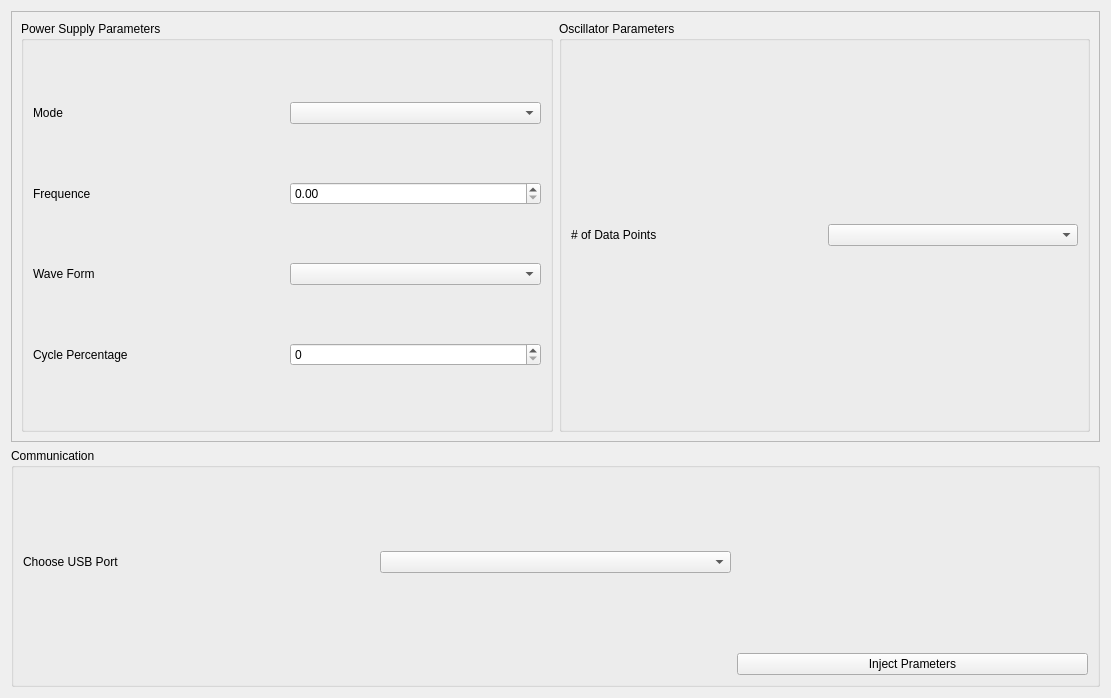
First picture: the form in gui/views/optionsViewUI.ui, repository AceEagle/ElectricViewCHU, before the edit.
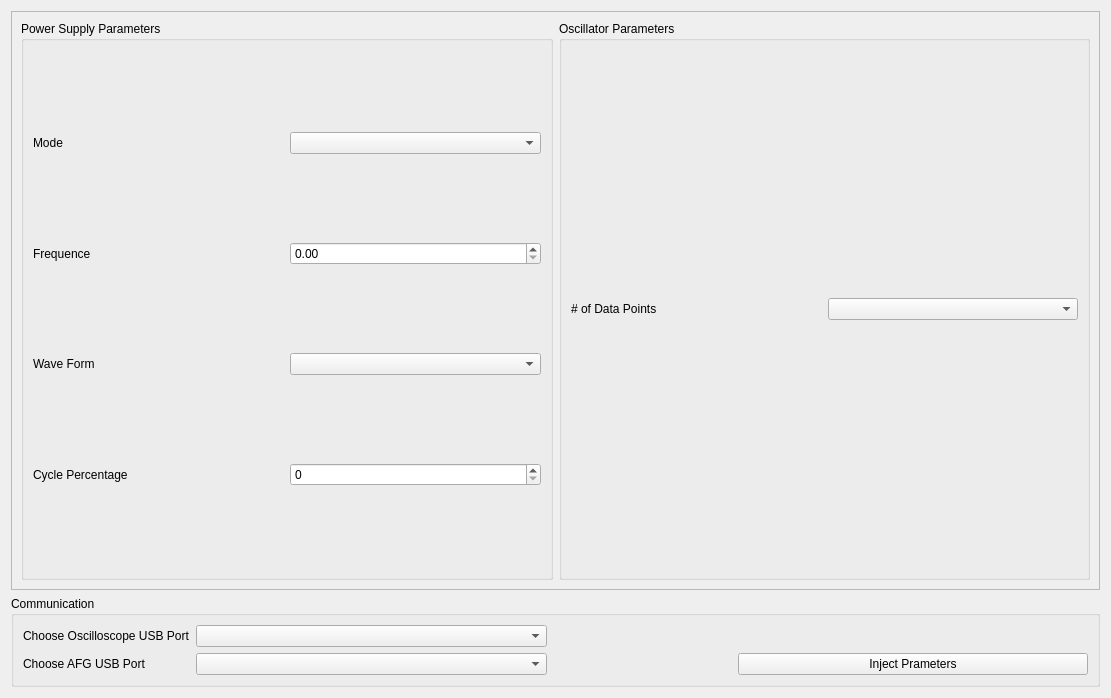
Second picture: the form after the edit.

Commit message: Implementing the working graph asset (didn't try yet to inject data, but form is good)

Patch:
```diff
--- a/gui/views/optionsViewUI.ui
+++ b/gui/views/optionsViewUI.ui
@@ -23,6 +23,68 @@
    <string>Form</string>
   </property>
   <layout class="QGridLayout" name="gridLayout">
+   <item row="2" column="0">
+    <widget class="QGroupBox" name="CommunicationBotFrame">
+     <property name="title">
+      <string>Communication</string>
+     </property>
+     <layout class="QGridLayout" name="gridLayout_4">
+      <item row="1" column="1">
+       <widget class="QComboBox" name="USBPortsComboBox">
+        <property name="minimumSize">
+         <size>
+          <width>351</width>
+          <height>0</height>
+         </size>
+        </property>
+       </widget>
+      </item>
+      <item row="1" column="0">
+       <widget class="QLabel" name="USBPortsLabel">
+        <property name="text">
+         <string>Choose Oscilloscope USB Port</string>
+        </property>
+       </widget>
+      </item>
+      <item row="2" column="1">
+       <widget class="QComboBox" name="comboBox"/>
+      </item>
+      <item row="2" column="3">
+       <widget class="QPushButton" name="InjectButton">
+        <property name="minimumSize">
+         <size>
+          <width>350</width>
+          <height>0</height>
+         </size>
+        </property>
+        <property name="text">
+         <string>Inject Prameters</string>
+        </property>
+       </widget>
+      </item>
+      <item row="2" column="0">
+       <widget class="QLabel" name="label">
+        <property name="text">
+         <string>Choose AFG USB Port</string>
+        </property>
+       </widget>
+      </item>
+      <item row="2" column="2">
+       <spacer name="horizontalSpacer">
+        <property name="orientation">
+         <enum>Qt::Horizontal</enum>
+        </property>
+        <property name="sizeHint" stdset="0">
+         <size>
+          <width>40</width>
+          <height>20</height>
+         </size>
+        </property>
+       </spacer>
+      </item>
+     </layout>
+    </widget>
+   </item>
    <item row="0" column="0">
     <widget class="QFrame" name="OscilloTopFrame">
      <property name="minimumSize">
@@ -47,46 +109,111 @@
          <string>Power Supply Parameters</string>
         </property>
         <layout class="QGridLayout" name="gridLayout_3">
-         <item row="1" column="0">
+         <item row="5" column="1">
+          <spacer name="verticalSpacer_4">
+           <property name="orientation">
+            <enum>Qt::Vertical</enum>
+           </property>
+           <property name="sizeHint" stdset="0">
+            <size>
+             <width>20</width>
+             <height>40</height>
+            </size>
+           </property>
+          </spacer>
+         </item>
+         <item row="3" column="1">
+          <spacer name="verticalSpacer_5">
+           <property name="orientation">
+            <enum>Qt::Vertical</enum>
+           </property>
+           <property name="sizeHint" stdset="0">
+            <size>
+             <width>20</width>
+             <height>40</height>
+            </size>
+           </property>
+          </spacer>
+         </item>
+         <item row="7" column="1">
+          <spacer name="verticalSpacer_3">
+           <property name="orientation">
+            <enum>Qt::Vertical</enum>
+           </property>
+           <property name="sizeHint" stdset="0">
+            <size>
+             <width>20</width>
+             <height>40</height>
+            </size>
+           </property>
+          </spacer>
+         </item>
+         <item row="9" column="1">
+          <spacer name="verticalSpacer_2">
+           <property name="orientation">
+            <enum>Qt::Vertical</enum>
+           </property>
+           <property name="sizeHint" stdset="0">
+            <size>
+             <width>20</width>
+             <height>40</height>
+            </size>
+           </property>
+          </spacer>
+         </item>
+         <item row="2" column="1">
+          <widget class="QComboBox" name="PSModeComboBox"/>
+         </item>
+         <item row="8" column="1">
+          <widget class="QSpinBox" name="PSPercentageSpinBox"/>
+         </item>
+         <item row="2" column="0">
           <widget class="QLabel" name="PSModeLabel">
            <property name="text">
             <string>Mode</string>
            </property>
           </widget>
          </item>
-         <item row="1" column="1">
-          <widget class="QComboBox" name="PSModeComboBox"/>
-         </item>
          <item row="4" column="1">
-          <widget class="QSpinBox" name="PSPercentageSpinBox"/>
-         </item>
-         <item row="2" column="1">
           <widget class="QDoubleSpinBox" name="PSFrequenceDSpinBox"/>
          </item>
-         <item row="2" column="0">
+         <item row="4" column="0">
           <widget class="QLabel" name="PSFrequenceLabel">
            <property name="text">
             <string>Frequence</string>
            </property>
           </widget>
          </item>
-         <item row="4" column="0">
-          <widget class="QLabel" name="PSPercentageLabel">
-           <property name="text">
-            <string>Cycle Percentage</string>
-           </property>
-          </widget>
-         </item>
-         <item row="3" column="0">
+         <item row="6" column="0">
           <widget class="QLabel" name="PSWaveFormLabel">
            <property name="text">
             <string>Wave Form</string>
            </property>
           </widget>
          </item>
-         <item row="3" column="1">
+         <item row="8" column="0">
+          <widget class="QLabel" name="PSPercentageLabel">
+           <property name="text">
+            <string>Cycle Percentage</string>
+           </property>
+          </widget>
+         </item>
+         <item row="6" column="1">
           <widget class="QComboBox" name="PSWaveFormComboBox"/>
          </item>
+         <item row="1" column="1">
+          <spacer name="verticalSpacer_6">
+           <property name="orientation">
+            <enum>Qt::Vertical</enum>
+           </property>
+           <property name="sizeHint" stdset="0">
+            <size>
+             <width>20</width>
+             <height>40</height>
+            </size>
+           </property>
+          </spacer>
+         </item>
         </layout>
        </widget>
       </item>
@@ -96,61 +223,48 @@
          <string>Oscillator Parameters</string>
         </property>
         <layout class="QGridLayout" name="gridLayout_2">
-         <item row="0" column="0">
+         <item row="2" column="1">
+          <spacer name="verticalSpacer">
+           <property name="orientation">
+            <enum>Qt::Vertical</enum>
+           </property>
+           <property name="sizeHint" stdset="0">
+            <size>
+             <width>20</width>
+             <height>40</height>
+            </size>
+           </property>
+          </spacer>
+         </item>
+         <item row="1" column="0">
           <widget class="QLabel" name="NbDataPointsLabel">
            <property name="text">
             <string># of Data Points</string>
            </property>
           </widget>
          </item>
-         <item row="0" column="1">
+         <item row="1" column="1">
           <widget class="QComboBox" name="NbDataPointsComboBox"/>
          </item>
+         <item row="0" column="1">
+          <spacer name="verticalSpacer_7">
+           <property name="orientation">
+            <enum>Qt::Vertical</enum>
+           </property>
+           <property name="sizeHint" stdset="0">
+            <size>
+             <width>20</width>
+             <height>40</height>
+            </size>
+           </property>
+          </spacer>
+         </item>
         </layout>
        </widget>
       </item>
      </layout>
     </widget>
    </item>
-   <item row="1" column="0">
-    <widget class="QGroupBox" name="CommunicationBotFrame">
-     <property name="title">
-      <string>Communication</string>
-     </property>
-     <layout class="QGridLayout" name="gridLayout_4">
-      <item row="0" column="0">
-       <widget class="QLabel" name="USBPortsLabel">
-        <property name="text">
-         <string>Choose USB Port</string>
-        </property>
-       </widget>
-      </item>
-      <item row="0" column="1">
-       <widget class="QComboBox" name="USBPortsComboBox"/>
-      </item>
-      <item row="0" column="2">
-       <spacer name="ButtonTopSpace">
-        <property name="orientation">
-         <enum>Qt::Vertical</enum>
-        </property>
-        <property name="sizeHint" stdset="0">
-         <size>
-          <width>20</width>
-          <height>40</height>
-         </size>
-        </property>
-       </spacer>
-      </item>
-      <item row="1" column="2">
-       <widget class="QPushButton" name="InjectButton">
-        <property name="text">
-         <string>Inject Prameters</string>
-        </property>
-       </widget>
-      </item>
-     </layout>
-    </widget>
-   </item>
   </layout>
  </widget>
  <resources/>
```
The commit also changes 6 other files.
